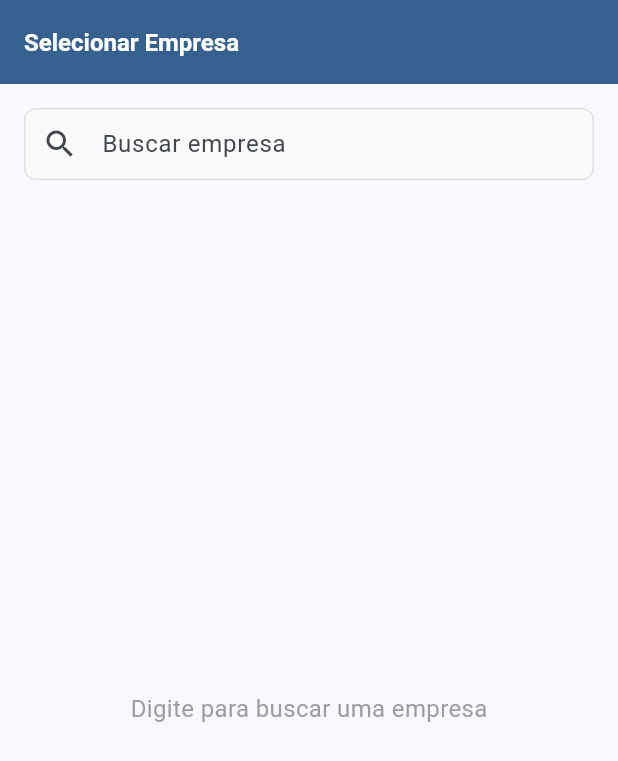
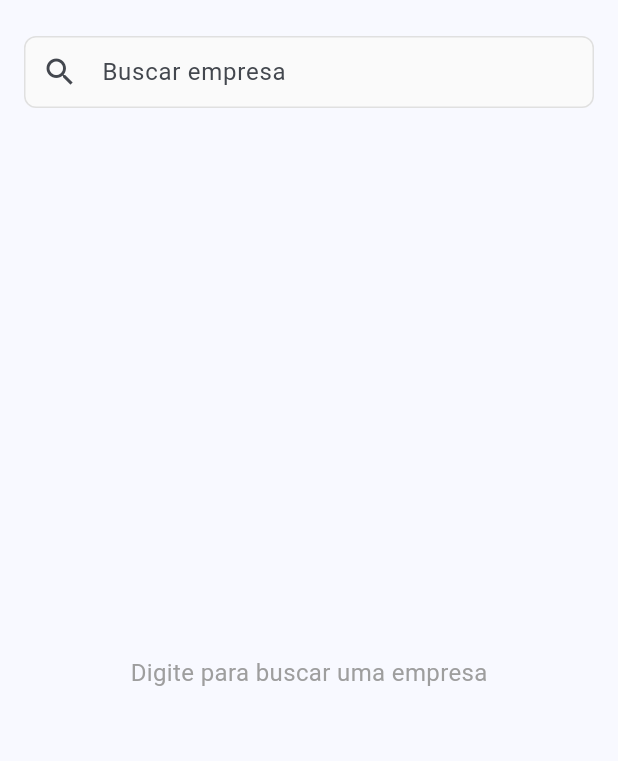
Before and after one commit to GabrielPortari/kids_space, a Flutter app: the screen it shows after launch, on a phone screen of 412 x 824 dp. Shown: the top 761 px of the screen. Run offline on Flutter 3.47's test engine with Material 3 defaults, Android fonts, the phone set to English and light mode, and no system bars; our stand-ins replace easy_localization, flutter_mobx, get_it, mobx, shared_preferences, skeletonizer; generated files the repository leaves out were written again.

Commit message:
melhorias ui

```diff
--- a/lib/view/screens/admin_panel_screen.dart
+++ b/lib/view/screens/admin_panel_screen.dart
@@ -42,7 +42,7 @@ class _AdminPanelScreenState extends State<AdminPanelScreen> {
             context: context,
             builder: (context) => AlertDialog(
               title: const Text('Sair'),
-              content: const Text('Deseja deslogar o usuário?'),
+              content: const Text('Deseja deslogar do painel de administrador?'),
               actions: [
                 TextButton(
                   onPressed: () {
--- a/lib/view/screens/company_selection_screen.dart
+++ b/lib/view/screens/company_selection_screen.dart
@@ -41,18 +41,19 @@ class _CompanySelectionScreenState extends State<CompanySelectionScreen> {
 
   @override
   Widget build(BuildContext context) {
+    double topSpacing = 8 + MediaQuery.of(context).padding.top;
     return Scaffold(
-      appBar: AppBar(title: const Text('Selecionar Empresa')),
       body: Row(
-        mainAxisAlignment: MainAxisAlignment.center,
+        mainAxisAlignment: MainAxisAlignment.start,
         children: [
           Expanded(
             child: ConstrainedBox(
               constraints: const BoxConstraints(maxWidth: 720),
               child: Padding(
-                padding: const EdgeInsets.all(16.0),
+                padding: EdgeInsets.all(16),
                 child: Column(
                   children: [
+                    SizedBox(height: topSpacing),
                     _searchField(),
                     const SizedBox(height: 16),
                     Expanded(child: _buildCompaniesArea()),
@@ -69,10 +70,19 @@ class _CompanySelectionScreenState extends State<CompanySelectionScreen> {
   Widget _searchField() {
     return TextField(
       controller: _searchController,
-      decoration: const InputDecoration(
+      decoration: InputDecoration(
         labelText: 'Buscar empresa',
-        prefixIcon: Icon(Icons.search),
-        border: OutlineInputBorder(),
+        prefixIcon: const Icon(Icons.search),
+        border: const OutlineInputBorder(),
+        suffixIcon: _searchController.text.isEmpty
+            ? null
+            : IconButton(
+                icon: const Icon(Icons.clear),
+                onPressed: () {
+                  _searchController.clear();
+                  _filteredCompanies = [];
+                },
+              ),
       ),
     );
   }
@@ -97,6 +107,7 @@ class _CompanySelectionScreenState extends State<CompanySelectionScreen> {
     }
 
     return ListView.builder(
+      padding: const EdgeInsets.only(top: 8.0, left: 8.0, right: 8.0),
       itemCount: _filteredCompanies.length,
       itemBuilder: (context, index) {
         final company = _filteredCompanies[index];
```
